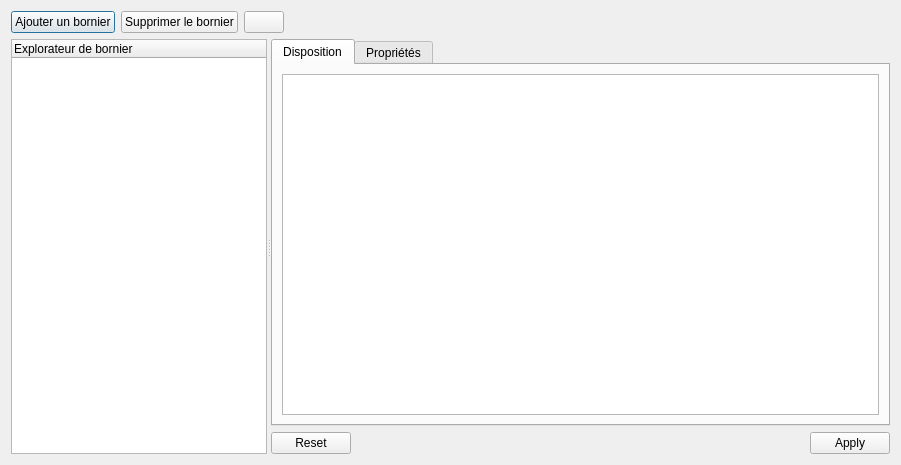
The window that sources/TerminalStrip/ui/terminalstripeditor.ui (qelectrotech/qelectrotech-source-mirror) describes before a commit, drawn with Qt 5.
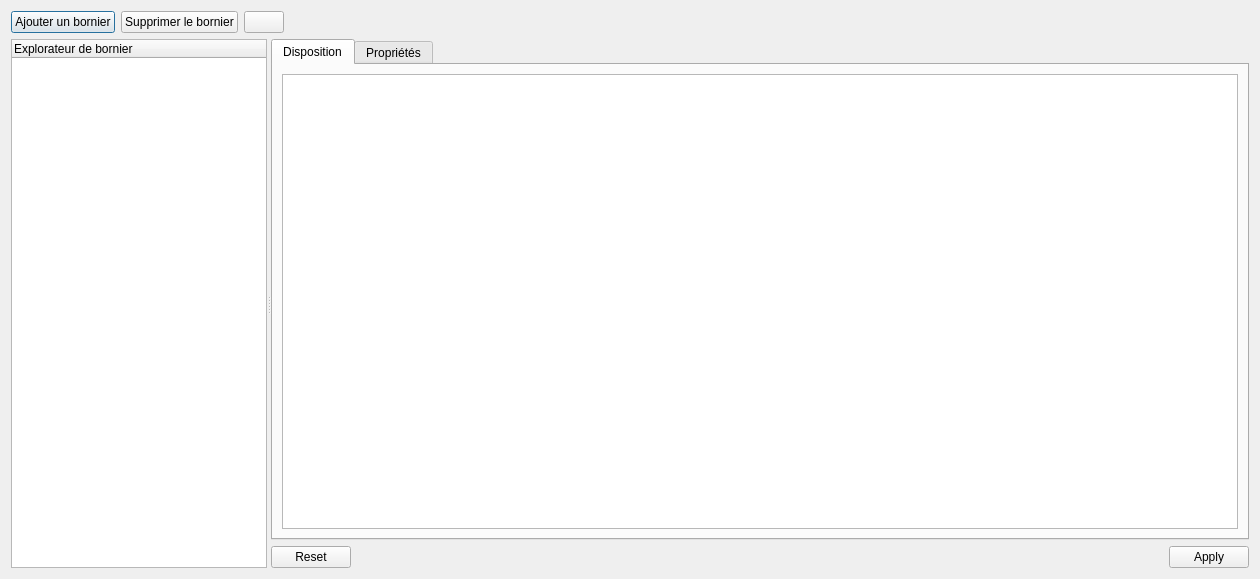
The same window after the commit. Icons and pictures are not drawn. Custom widgets are drawn as their Qt base class.

The edit to the form file:
```diff
--- a/sources/TerminalStrip/ui/terminalstripeditor.ui
+++ b/sources/TerminalStrip/ui/terminalstripeditor.ui
@@ -6,8 +6,8 @@
    <rect>
     <x>0</x>
     <y>0</y>
-    <width>901</width>
-    <height>465</height>
+    <width>1260</width>
+    <height>579</height>
    </rect>
   </property>
   <property name="windowTitle">
```
